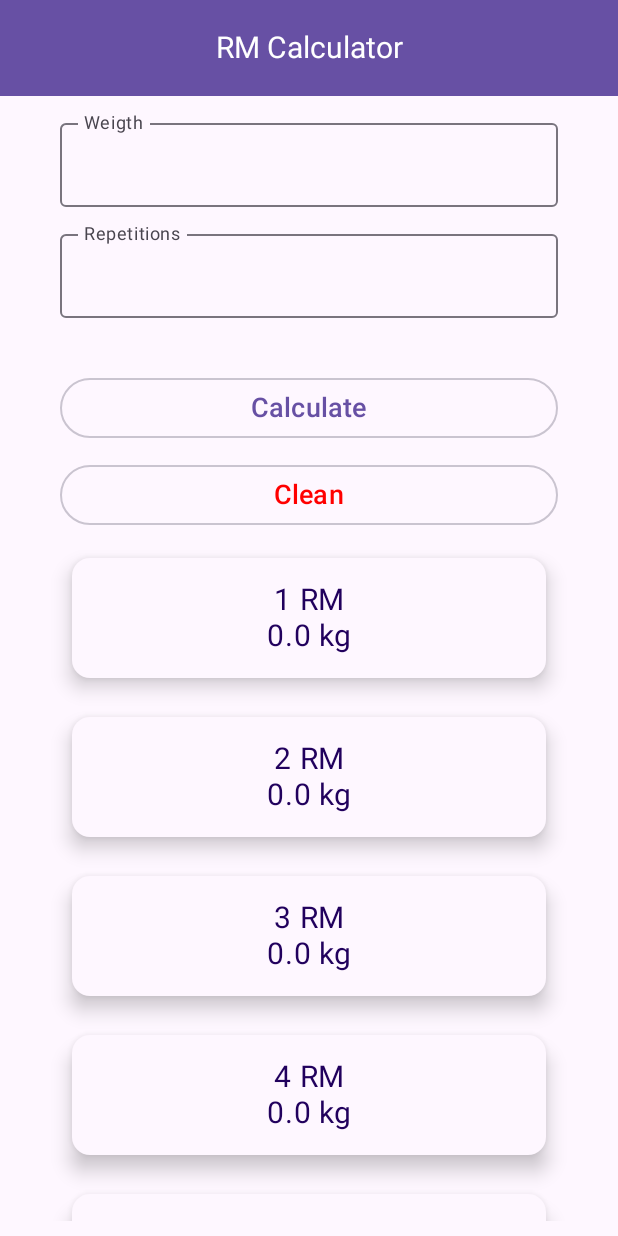
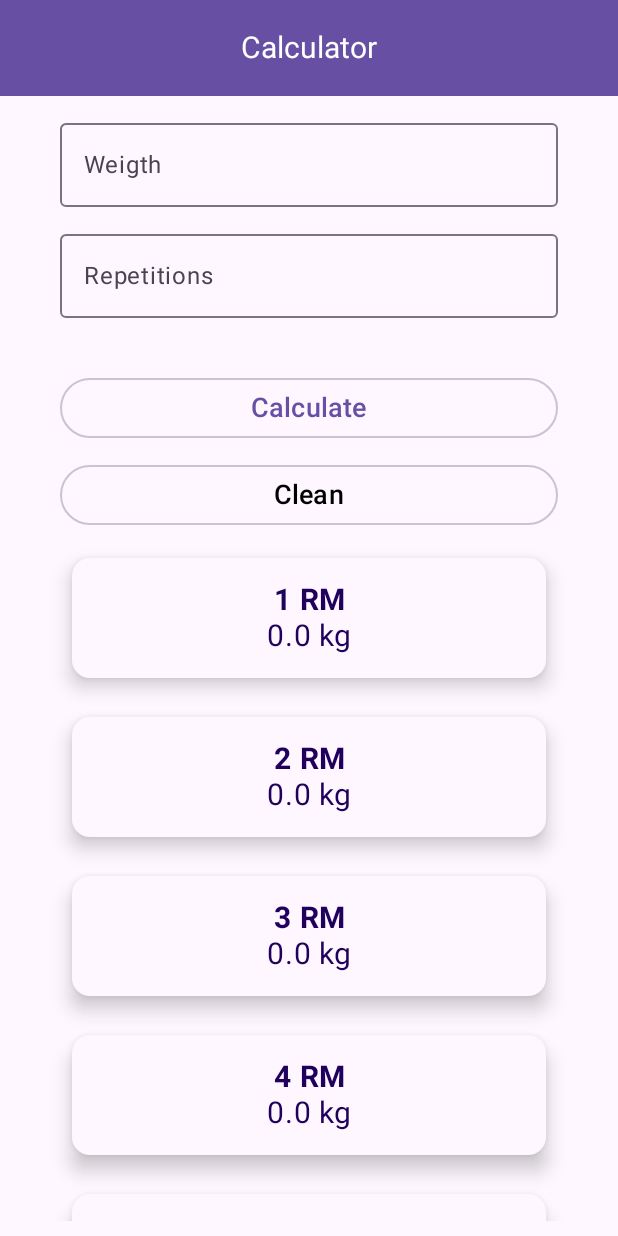
Before and after one commit to pipomadrid/MyRmCalculatorApp, an Android app built with Jetpack Compose: the screen it shows after launch (MainActivity), after a tap on "Calculate", on a phone screen of 412 x 824 dp. Run offline under Robolectric (Android 15) with nearby library versions, the phone set to English and light mode, and no system bars.

Commit message:
Exception control

```diff
--- a/app/src/main/java/com/example/myrmcalculatorapp/components/CardComponent.kt
+++ b/app/src/main/java/com/example/myrmcalculatorapp/components/CardComponent.kt
@@ -13,6 +13,8 @@ import androidx.compose.material3.Text
 import androidx.compose.runtime.Composable
 import androidx.compose.ui.Alignment
 import androidx.compose.ui.Modifier
+import androidx.compose.ui.text.font.FontStyle
+import androidx.compose.ui.text.font.FontWeight
 import androidx.compose.ui.text.style.TextAlign
 import androidx.compose.ui.unit.dp
 import androidx.compose.ui.unit.sp
@@ -62,7 +64,8 @@ fun MainCard(title:String,number:Double,modifier: Modifier = Modifier){
                 text=title,
                 color = MaterialTheme.colorScheme.onPrimaryContainer,
                 fontSize = 20.sp,
-                textAlign = TextAlign.Center
+                textAlign = TextAlign.Center,
+                fontWeight = FontWeight.Bold
             )
             Text(
                 text="$number kg",
--- a/app/src/main/java/com/example/myrmcalculatorapp/views/HomeView.kt
+++ b/app/src/main/java/com/example/myrmcalculatorapp/views/HomeView.kt
@@ -21,10 +21,12 @@ import androidx.compose.runtime.snapshots.SnapshotStateList
 import androidx.compose.ui.Alignment
 import androidx.compose.ui.Modifier
 import androidx.compose.ui.graphics.Color
+import androidx.compose.ui.res.stringResource
 import androidx.compose.ui.text.input.ImeAction
 import androidx.compose.ui.tooling.preview.Preview
 import androidx.compose.ui.unit.dp
 import androidx.compose.ui.unit.sp
+import com.example.myrmcalculatorapp.R
 import com.example.myrmcalculatorapp.components.MainButton
 import com.example.myrmcalculatorapp.components.MainTextField
 import com.example.myrmcalculatorapp.components.SevenCards
@@ -38,7 +40,7 @@ fun HomeView() {
     Scaffold(topBar = {
         CenterAlignedTopAppBar(
             title = {
-                Text(text = "RM Calculator", color = MaterialTheme.colorScheme.onPrimary, fontSize = 20.sp)
+                Text(text = stringResource(R.string.calculatorTitle), color = MaterialTheme.colorScheme.onPrimary, fontSize = 20.sp)
             },
             colors = TopAppBarDefaults.centerAlignedTopAppBarColors(
                 containerColor = MaterialTheme.colorScheme.primary
@@ -62,29 +64,29 @@ fun ContentHomeView(paddingValues: PaddingValues) {
         verticalArrangement = Arrangement.Top,
         horizontalAlignment = Alignment.CenterHorizontally
     ) {
-        var weigth by remember { mutableStateOf(" ") }
-        var repsNumber by remember { mutableStateOf(" ")}
+        var weigth by remember { mutableStateOf("") }
+        var repsNumber by remember { mutableStateOf("")}
         var rm1 by remember {mutableStateOf(0.0)}
         MainTextField(
             value = weigth,
             onValueChange = { weigth = it },
-            label = "Weigth",
+            label = stringResource(R.string.weigth),
             ImeAction.Next,
             true)
         SpacerH()
         MainTextField(
             value = repsNumber,
             onValueChange = { repsNumber = it },
-            label = "Repetitions",
+            label = stringResource(R.string.repetitions),
             ImeAction.Done,
             true)
         SpacerH(36)
-        MainButton(text = "Calculate", onClick = {
+        MainButton(text = stringResource(R.string.calculate), onClick = {
             rm1 = calculateRm(weigth,repsNumber)
 
         })
         SpacerH()
-        MainButton(text = "Clean", Color.Red, onClick = {
+        MainButton(text = stringResource(R.string.cleanValues), Color.Black, onClick = {
             weigth = ""
             repsNumber= ""
             rm1 = 0.0
@@ -103,9 +105,11 @@ fun HomePreview() {
 }
 
 fun calculateRm(weigth: String,repsNumber:String):Double {
-    val weigthDouble = weigth.toDouble()
-    val repsNumberDouble = repsNumber.toDouble()
-    val rm1 = weigthDouble / (1.0278 - (0.0278 * repsNumberDouble))
-    return round(rm1 * 100)/100.0
+    return if(weigth.isNotEmpty()  || repsNumber.isNotEmpty() ){
+        val weigthDouble = weigth.toDouble()
+        val repsNumberDouble = repsNumber.toDouble()
+        val rm1 = weigthDouble / (1.0278 - (0.0278 * repsNumberDouble))
+        round(rm1 * 100) / 100.0
+    }else 0.0
 
 }
--- a/app/src/main/res/values/strings.xml
+++ b/app/src/main/res/values/strings.xml
@@ -1,3 +1,8 @@
 <resources>
     <string name="app_name">MyRmCalculatorApp</string>
+    <string name="cleanValues">Clean</string>
+    <string name="repetitions">Repetitions</string>
+    <string name="weigth">Weigth</string>
+    <string name="calculate">Calculate</string>
+    <string name="calculatorTitle">Calculator</string>
 </resources>
```
Also changed, not shown: 1 other file.
